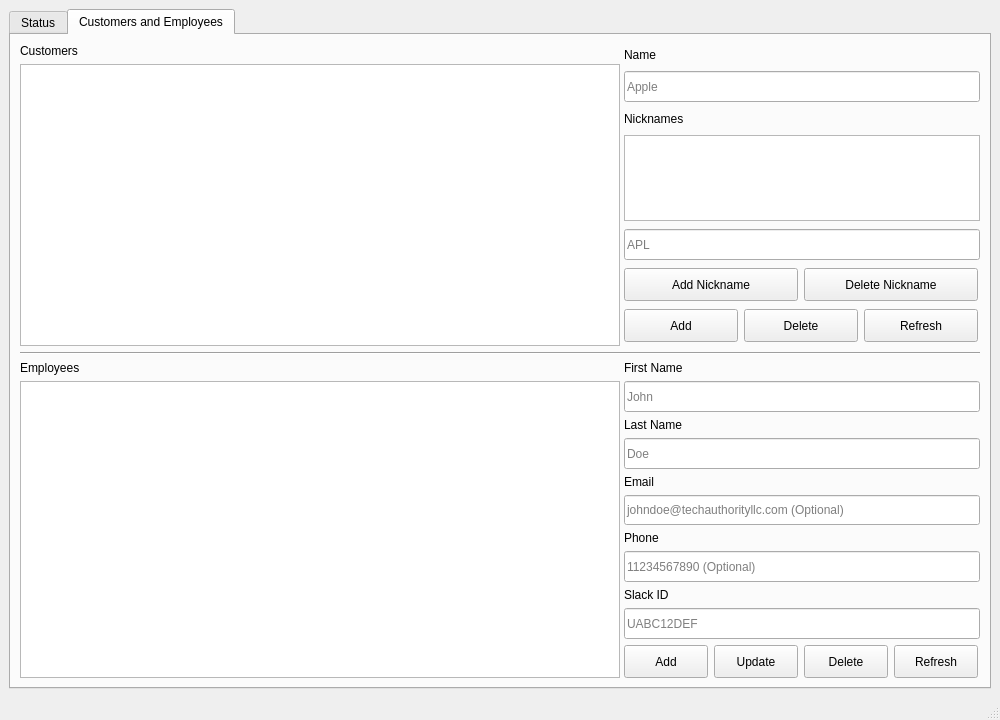
Above: client/ui/main_window.ui from Harrell18W/schedule-keeper before the change. Below: the same form after it.
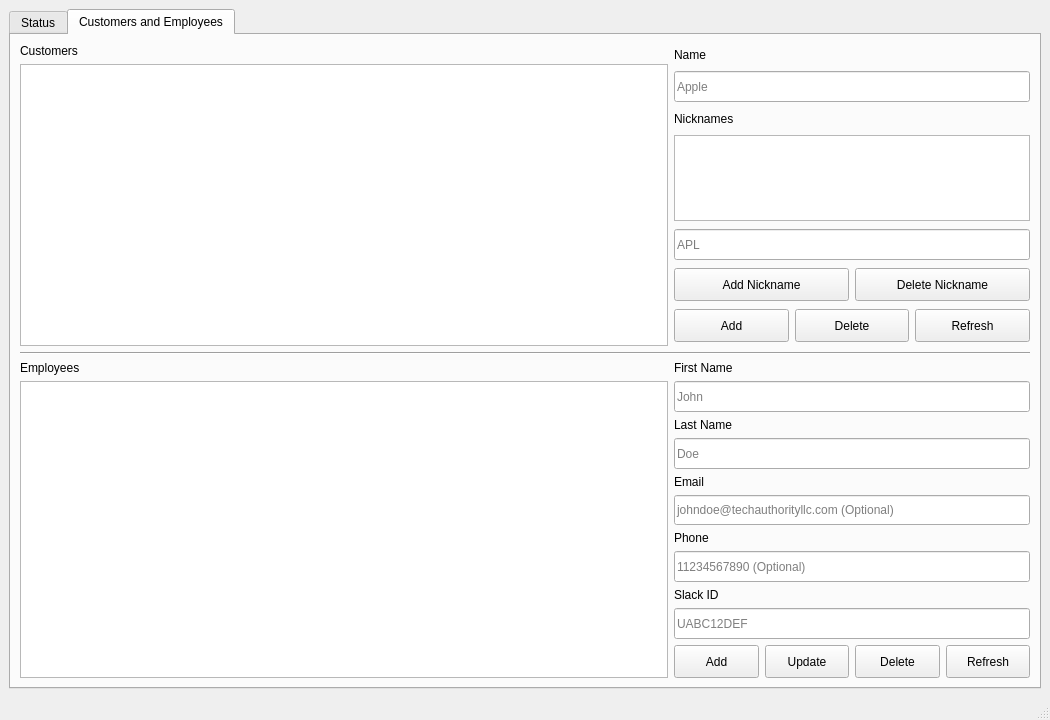
That is the form after the change.

Commit message: fixed checking of nicknames on client

```diff
--- a/client/ui/main_window.ui
+++ b/client/ui/main_window.ui
@@ -6,7 +6,7 @@
    <rect>
     <x>0</x>
     <y>0</y>
-    <width>1000</width>
+    <width>1050</width>
     <height>720</height>
    </rect>
   </property>
@@ -18,7 +18,7 @@
   </property>
   <property name="minimumSize">
    <size>
-    <width>1000</width>
+    <width>1050</width>
     <height>720</height>
    </size>
   </property>
@@ -210,7 +210,7 @@
                <widget class="QPushButton" name="nickname_add_pushbutton">
                 <property name="maximumSize">
                  <size>
-                  <width>174</width>
+                  <width>199</width>
                   <height>33</height>
                  </size>
                 </property>
@@ -223,7 +223,7 @@
                <widget class="QPushButton" name="nickname_delete_pushbutton">
                 <property name="maximumSize">
                  <size>
-                  <width>174</width>
+                  <width>199</width>
                   <height>33</height>
                  </size>
                 </property>
@@ -240,7 +240,7 @@
                <widget class="QPushButton" name="customers_add_pushbutton">
                 <property name="maximumSize">
                  <size>
-                  <width>114</width>
+                  <width>131</width>
                   <height>33</height>
                  </size>
                 </property>
@@ -253,7 +253,7 @@
                <widget class="QPushButton" name="customers_delete_pushbutton">
                 <property name="maximumSize">
                  <size>
-                  <width>114</width>
+                  <width>130</width>
                   <height>33</height>
                  </size>
                 </property>
@@ -266,7 +266,7 @@
                <widget class="QPushButton" name="customers_refresh_pushbutton">
                 <property name="maximumSize">
                  <size>
-                  <width>114</width>
+                  <width>131</width>
                   <height>33</height>
                  </size>
                 </property>
@@ -458,7 +458,7 @@
                 </property>
                 <property name="maximumSize">
                  <size>
-                  <width>84</width>
+                  <width>97</width>
                   <height>16777215</height>
                  </size>
                 </property>
@@ -477,7 +477,7 @@
                 </property>
                 <property name="maximumSize">
                  <size>
-                  <width>84</width>
+                  <width>96</width>
                   <height>16777215</height>
                  </size>
                 </property>
@@ -496,7 +496,7 @@
                 </property>
                 <property name="maximumSize">
                  <size>
-                  <width>84</width>
+                  <width>97</width>
                   <height>16777215</height>
                  </size>
                 </property>
@@ -515,7 +515,7 @@
                 </property>
                 <property name="maximumSize">
                  <size>
-                  <width>84</width>
+                  <width>96</width>
                   <height>16777215</height>
                  </size>
                 </property>
```
The commit also changes 2 other files.
